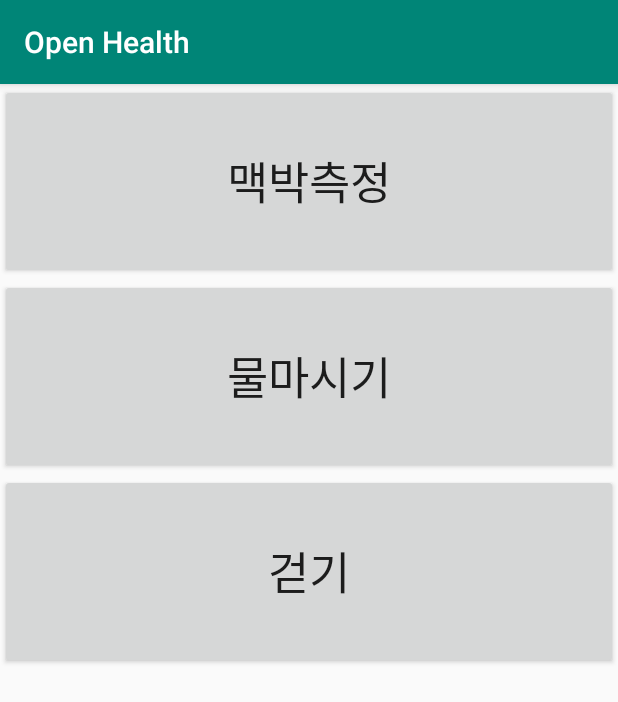
After one commit to CbnuOpenHealth/CbnuOpenHealth, an Android app: the MenuActivity screen opened directly, with no data from a screen before it, on a phone screen of 412 x 824 dp. The commit adds this screen. Shown: the top 702 px of the screen. Run offline under Robolectric (Android 15) with nearby library versions, the phone set to English and light mode, and no system bars.

Commit message:
Update menu

```diff
--- a/app/src/main/AndroidManifest.xml
+++ b/app/src/main/AndroidManifest.xml
@@ -12,7 +12,8 @@
         android:roundIcon="@mipmap/ic_launcher_round"
         android:supportsRtl="true"
         android:theme="@style/AppTheme">
-        <activity android:name=".SubActivityWalking"></activity>
+        <activity android:name=".MenuActivity"></activity>
+        <activity android:name=".SubActivityWalking" />
         <activity android:name=".SubActivityWater" />
         <activity android:name=".SubActivity" />
         <activity android:name=".MainActivity">
--- /dev/null
+++ b/app/src/main/java/com/example/openhealth/MenuActivity.java
@@ -0,0 +1,51 @@
+package com.example.openhealth;
+
+import androidx.appcompat.app.AppCompatActivity;
+
+import android.content.Intent;
+import android.os.Bundle;
+import android.view.View;
+import android.widget.Button;
+
+public class MenuActivity extends AppCompatActivity {
+
+    @Override
+    protected void onCreate(Bundle savedInstanceState) {
+        super.onCreate(savedInstanceState);
+        setContentView(R.layout.activity_menu);
+
+        //맥박체크
+        Button btn_move1=(Button)findViewById(R.id.btn_move1);
+        btn_move1.setOnClickListener(new View.OnClickListener() {
+
+            @Override
+            public void onClick(View view) {
+                Intent intent =new Intent(MenuActivity.this ,SubActivity.class);
+                startActivity(intent); //액티비티 이동.
+                //finish();
+            }
+        });
+
+        //물마시기
+        Button btn_move2=(Button)findViewById(R.id.btn_move2);
+        btn_move2.setOnClickListener(new View.OnClickListener() {
+            @Override
+            public void onClick(View view) {
+                Intent intent =new Intent(MenuActivity.this ,SubActivityWater.class);
+                startActivity(intent); //액티비티 이동.
+                // finish();
+            }
+        });
+
+        //운동
+        Button btn_move3=(Button)findViewById(R.id.btn_move3);
+        btn_move3.setOnClickListener(new View.OnClickListener() {
+            @Override
+            public void onClick(View view) {
+                Intent intent =new Intent(MenuActivity.this ,SubActivityWalking.class);
+                startActivity(intent); //액티비티 이동.
+                finish();
+            }
+        });
+    }
+}
--- /dev/null
+++ b/app/src/main/res/layout/activity_menu.xml
@@ -0,0 +1,31 @@
+<?xml version="1.0" encoding="utf-8"?>
+<LinearLayout xmlns:android="http://schemas.android.com/apk/res/android"
+    xmlns:app="http://schemas.android.com/apk/res-auto"
+    xmlns:tools="http://schemas.android.com/tools"
+    android:layout_width="match_parent"
+    android:layout_height="match_parent"
+    android:orientation="vertical"
+    tools:context=".MainActivity">
+
+    <Button
+        android:id="@+id/btn_move1"
+        android:layout_width="match_parent"
+        android:layout_height="130dp"
+        android:text="@string/맥박측정"
+        android:textSize="30sp" />
+
+    <Button
+        android:id="@+id/btn_move2"
+        style="@style/Widget.AppCompat.Button"
+        android:layout_width="match_parent"
+        android:layout_height="130dp"
+        android:text="@string/물마시기"
+        android:textSize="30sp" />
+
+    <Button
+        android:id="@+id/btn_move3"
+        android:layout_width="match_parent"
+        android:layout_height="130dp"
+        android:text="@string/걷기"
+        android:textSize="30sp" />
+</LinearLayout>
--- a/build.gradle
+++ b/build.gradle
@@ -1,6 +1,8 @@
 // Top-level build file where you can add configuration options common to all sub-projects/modules.
 
 buildscript {
+    //ext.kotlin_version='1.2.21'
+   // ext.anko_version='0.10.3'
     repositories {
         google()
         jcenter()
```
Also changed, not shown: app/build.gradle (+4 -3 lines), app/src/main/java/com/example/openhealth/MainActivity.java (+36 -29 lines), app/src/main/res/layout/activity_main.xml (+33 -22 lines), 1 other file.
